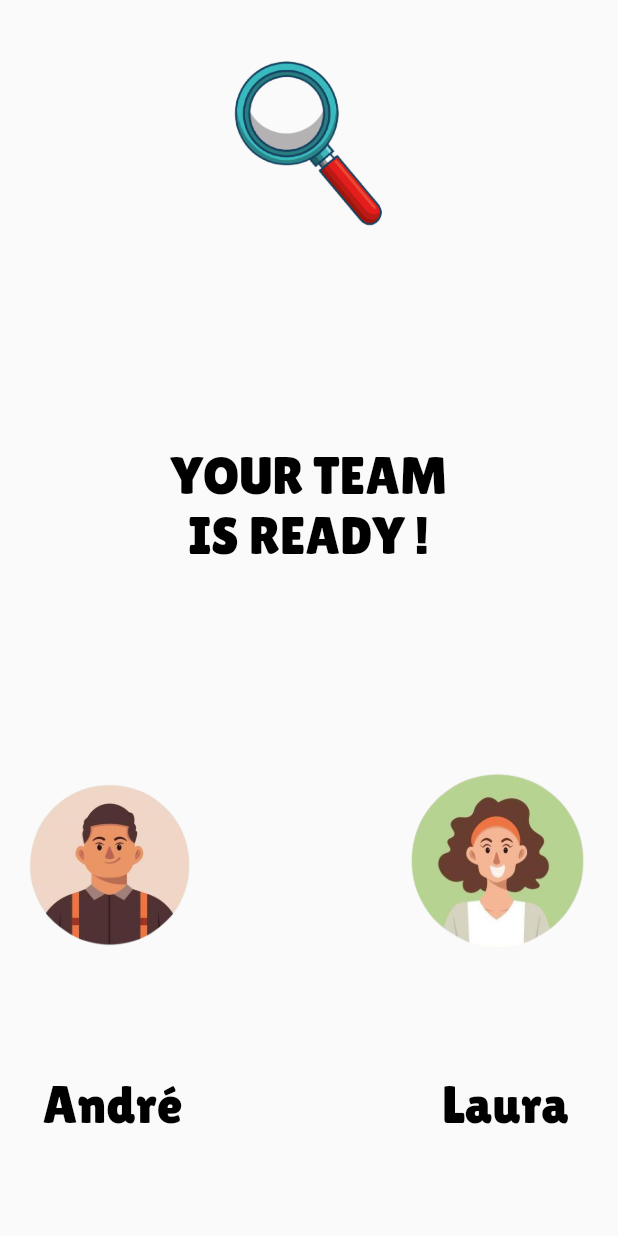
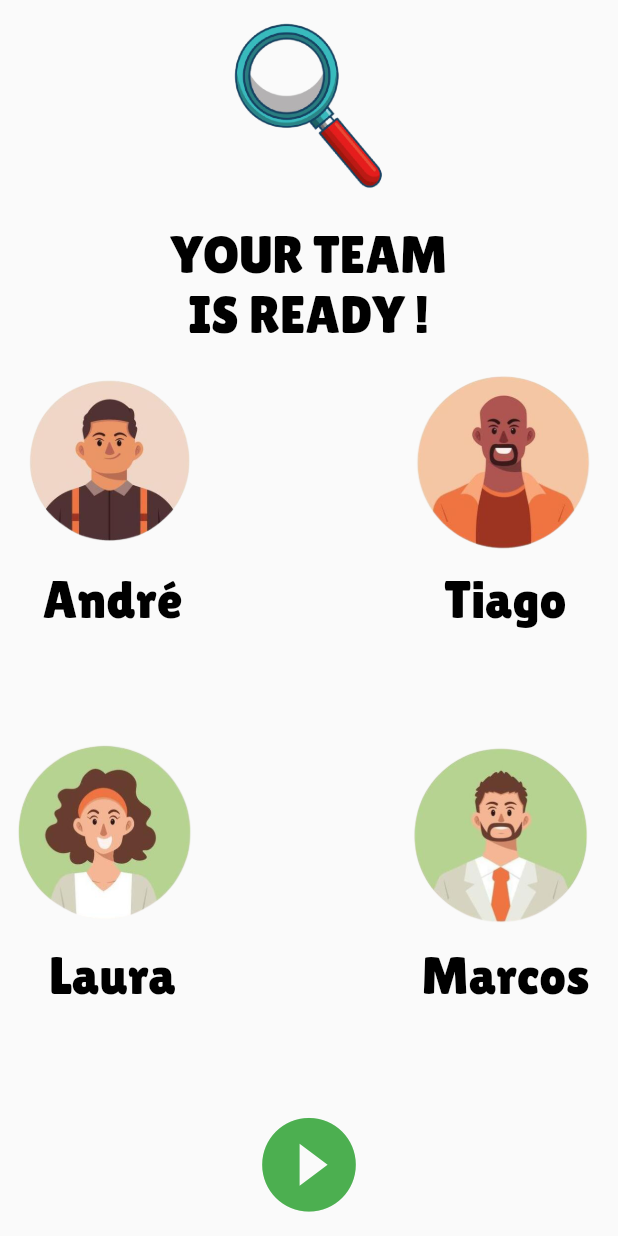
Before and after one commit to Jeremias-2000/quiz-app, a Flutter app: the screen it shows after launch, after a tap on "CREATE YOUR TEAM", on a phone screen of 412 x 824 dp. Run offline on Flutter 3.47's test engine with Material 2 defaults, Android fonts, the phone set to English and light mode, and no system bars; our stand-ins replace google_fonts.

Commit message:
criar rota para as perguntas e ajustes

```diff
--- a/lib/app_widget.dart
+++ b/lib/app_widget.dart
@@ -1,5 +1,6 @@
 import 'package:avaliacao2_quiz/pages/escolher_time.dart';
 import 'package:avaliacao2_quiz/pages/home_page.dart';
+import 'package:avaliacao2_quiz/pages/question.dart';
 import 'package:flutter/material.dart';
 
 class AppWidget extends StatelessWidget {
@@ -14,6 +15,7 @@ class AppWidget extends StatelessWidget {
       routes: {
         "/home":(context) => HomePage(),
         "/escolher/time": (context) => EscolherTimePage(),
+        "/perguntas": (context) =>   QuestionPage(),
       },
     );
   }
--- a/lib/pages/escolher_time.dart
+++ b/lib/pages/escolher_time.dart
@@ -20,9 +20,7 @@ class _EscolherTimePageState extends State<EscolherTimePage> {
               MainAxisAlignment.spaceBetween, //espaco entre em cima e em baixo
           crossAxisAlignment: CrossAxisAlignment.stretch,
           children: [
-            Container(
-              height: 25.0,
-            ),
+
             Container(
               width: 150,
               height: 150,
@@ -44,12 +42,37 @@ class _EscolherTimePageState extends State<EscolherTimePage> {
                 crossAxisAlignment: CrossAxisAlignment.center,
                 children: [
                   AdicionarAvatar(caminhoImagem: "assets/images/avatar1.png", texto: "André"),
-                  AdicionarAvatar(caminhoImagem: "assets/images/avatar3.png", texto: "Laura"),
+                  AdicionarAvatar(caminhoImagem: "assets/images/avatar2.png", texto: "Tiago"),
                 ],
               ),
-            )
+            ),
 
+
+            Expanded(
+              child:Row(
+                 mainAxisAlignment: MainAxisAlignment.spaceBetween,
+                crossAxisAlignment: CrossAxisAlignment.center,
+                children: [
+                    AdicionarAvatar(caminhoImagem: "assets/images/avatar3.png", texto: "Laura"),
+                    AdicionarAvatar(caminhoImagem: "assets/images/avatar4.png", texto: "Marcos"),
+                ],)
+
+            ),
+
+
+          IconButton(
+            icon: Icon(Icons.play_circle_filled,
+            color: Colors.green,
+            size: 75.0,
+
+            ),onPressed: (){},
+
+          ),
+          SizedBox(height: 45.0,)
           ],
+
+
+
         ),
       ),
     );
--- a/lib/pages/home_page.dart
+++ b/lib/pages/home_page.dart
@@ -32,13 +32,16 @@ class _HomePageState extends State<HomePage> {
             )
           )
         ),
-         AdicionarTexto(texto: "We provide make more experience \n for playing game.Just be happy !",
+         Expanded(
+           child: AdicionarTexto(texto: "We provide make more experience \n for playing game.Just be happy !",
             estiloFonte: GoogleFonts.roboto(
               textStyle: const TextStyle(
                 fontSize: 19.0,
                 color: Colors.white
               )
             ) ),
+         ),
+
          Expanded(
           child: Padding(
             padding:  EdgeInsets.all(20.0),
--- a/lib/widgets/adicionar_avatar.dart
+++ b/lib/widgets/adicionar_avatar.dart
@@ -12,7 +12,7 @@ class AdicionarAvatar extends StatelessWidget {
 
   @override
   Widget build(BuildContext context) {
-    return Column(children: <Widget>[
+    return  Column(children: <Widget>[
 
       Container(
           width: 150,
@@ -24,7 +24,8 @@ class AdicionarAvatar extends StatelessWidget {
           estiloFonte: GoogleFonts.lilitaOne(
               textStyle: const TextStyle(fontSize: 35.0, color: Colors.black)
           )
-      )
+      ),
+
     ]);
   }
 }
--- a/lib/widgets/adicionar_texto.dart
+++ b/lib/widgets/adicionar_texto.dart
@@ -8,14 +8,12 @@ class AdicionarTexto extends StatelessWidget {
 
   @override
   Widget build(BuildContext context) {
-    return  Expanded(
-            child: Center(
+    return  Center(
       child: Text(
         texto,
         textAlign: TextAlign.center,
         style: estiloFonte,
         ),
-              )
       );
   }
 }
--- a/pubspec.yaml
+++ b/pubspec.yaml
@@ -63,7 +63,9 @@ flutter:
     - assets/images/coroa.png
     - assets/images/lupa.png
     - assets/images/avatar1.png
+    - assets/images/avatar2.png
     - assets/images/avatar3.png
+    - assets/images/avatar4.png
   #   - images/a_dot_ham.jpeg
 
   # An image asset can refer to one or more resolution-specific "variants", see
```
Also changed, not shown: assets/images/avatar2.png (added), assets/images/avatar4.png (added). Lines whose indentation alone changed are shown as unchanged.
